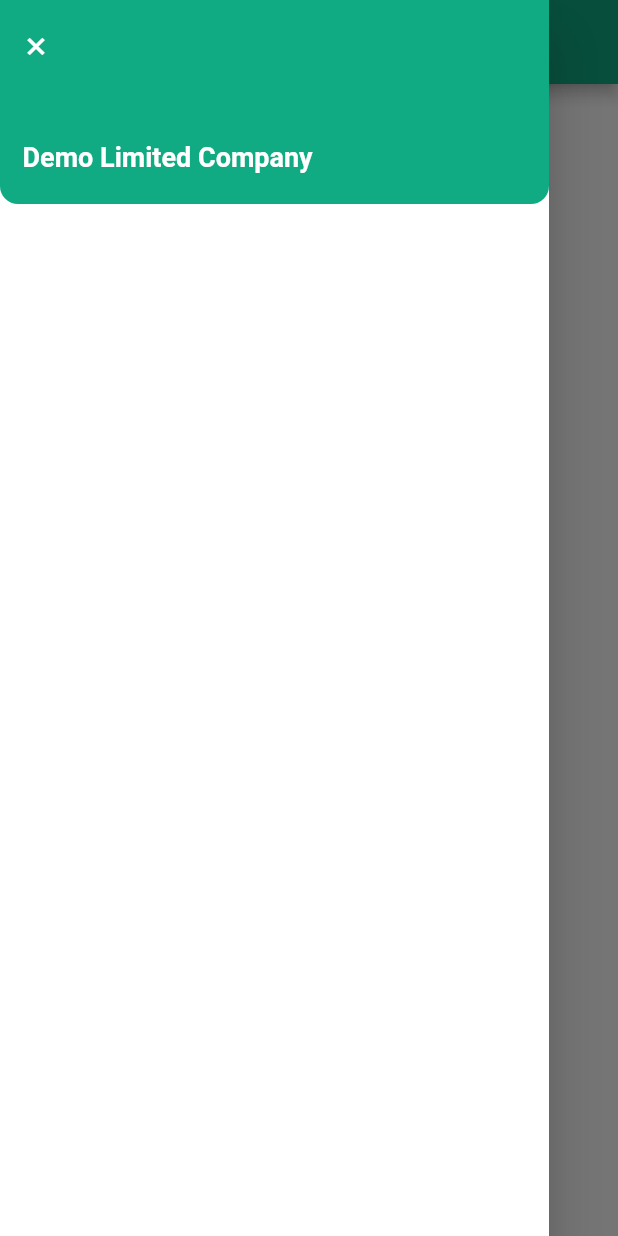
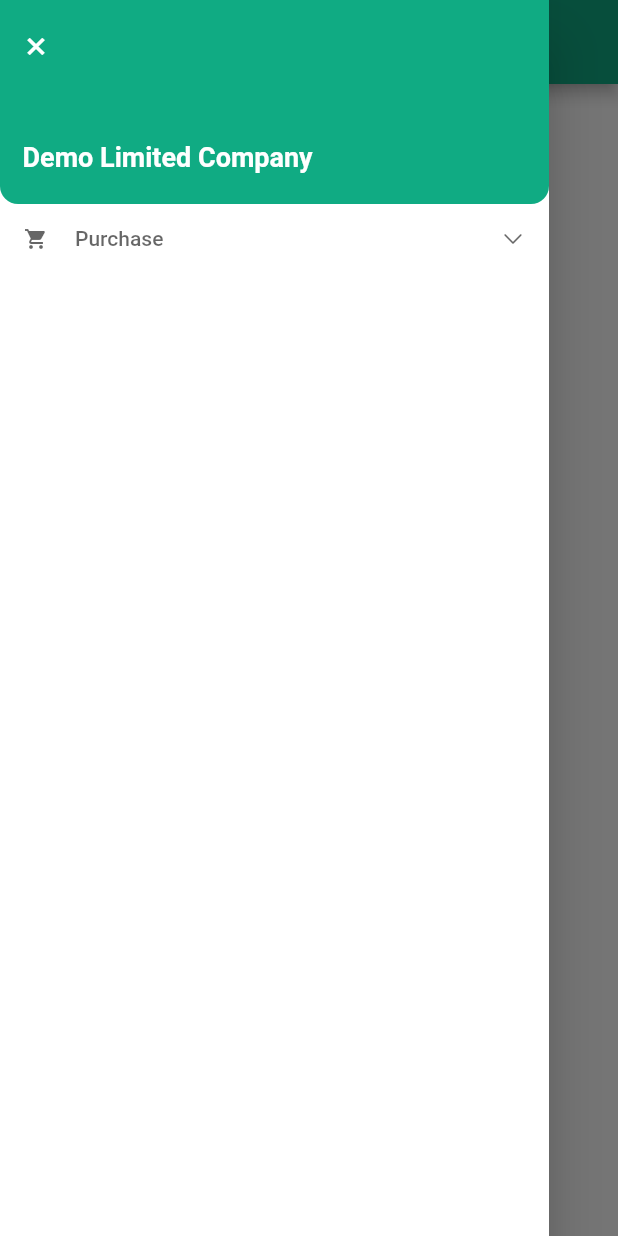
Before and after one commit to OmarFaruk-BD/company_app_design, a Flutter app: the screen it shows after launch, with the side drawer open, on a phone screen of 412 x 824 dp. Run offline on Flutter 3.47's test engine with Material 2 defaults, Android fonts, the phone set to English and light mode, and no system bars.

Commit message:
Create custom drawer item

```diff
--- a/lib/table_data/widgets/custom_drawer.dart
+++ b/lib/table_data/widgets/custom_drawer.dart
@@ -1,4 +1,5 @@
 import 'package:demo_limited_company_app/table_data/widgets/drawer_header.dart';
+import 'package:demo_limited_company_app/table_data/widgets/drawer_item.dart';
 import 'package:flutter/material.dart';
 
 class CustomDrawer extends StatelessWidget {
@@ -12,8 +13,9 @@ class CustomDrawer extends StatelessWidget {
         child: Drawer(
             backgroundColor: Colors.white,
             child: Column(
-              children: const [
-                CustomDrawerHeader(),
+              children: [
+                const CustomDrawerHeader(),
+                DrawerItem(),
               ],
             )),
       ),
--- /dev/null
+++ b/lib/table_data/widgets/drawer_item.dart
@@ -0,0 +1,65 @@
+// ignore_for_file: must_be_immutable
+
+import 'package:flutter/cupertino.dart';
+import 'package:flutter/material.dart';
+
+class DrawerItem extends StatelessWidget {
+  DrawerItem({
+    Key? key,
+    this.name = 'Purchase',
+    this.leadingIcon = Icons.shopping_cart,
+    this.trailingIcon = CupertinoIcons.chevron_down,
+    this.onTap,
+    this.isSelected = false,
+  }) : super(key: key);
+
+  final VoidCallback? onTap;
+  final String name;
+  final IconData leadingIcon;
+  final IconData trailingIcon;
+  bool isSelected;
+
+  @override
+  Widget build(BuildContext context) {
+    return InkWell(
+      onTap: onTap,
+      child: Padding(
+        padding: const EdgeInsets.symmetric(vertical: 5),
+        child: Container(
+          color: isSelected ? const Color(0xFFC9ECE3) : Colors.white,
+          padding: const EdgeInsets.symmetric(vertical: 10, horizontal: 16),
+          child: Row(
+            children: [
+              Icon(
+                leadingIcon,
+                color: isSelected
+                    ? const Color(0xFF10AB83)
+                    : Colors.black.withOpacity(0.6),
+                size: 16,
+              ),
+              const SizedBox(width: 18),
+              Text(
+                name,
+                style: TextStyle(
+                  color: isSelected
+                      ? const Color(0xFF10AB83)
+                      : Colors.black.withOpacity(0.6),
+                  fontSize: 14,
+                  fontWeight: FontWeight.w500,
+                ),
+              ),
+              const Spacer(),
+              Icon(
+                trailingIcon,
+                color: isSelected
+                    ? const Color(0xFF10AB83)
+                    : Colors.black.withOpacity(0.6),
+                size: 16,
+              ),
+            ],
+          ),
+        ),
+      ),
+    );
+  }
+}
```
